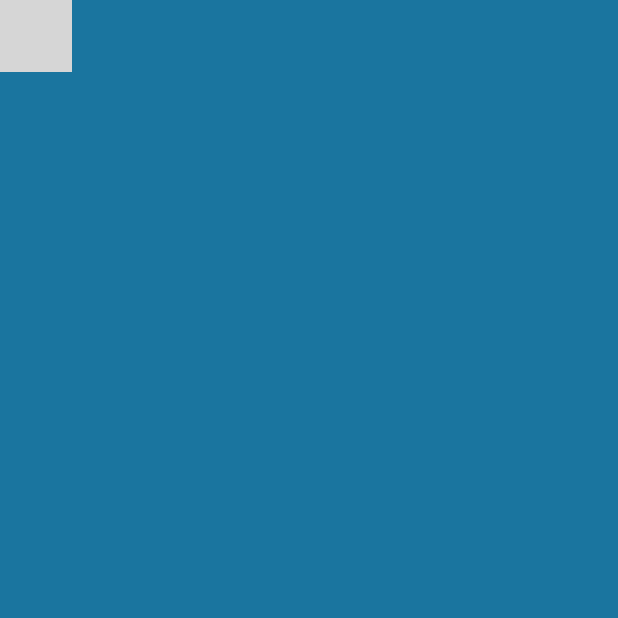
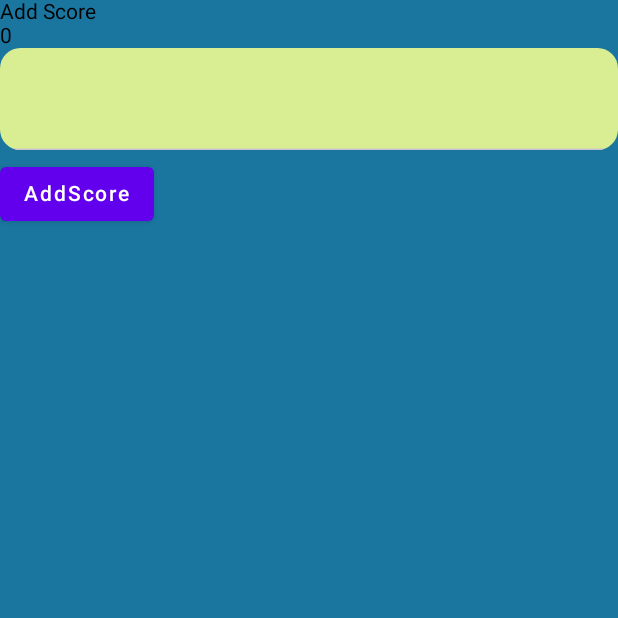
Before and after one commit to yeetboy02/CCL3-QuickMaths, an Android app built with Jetpack Compose: the addScore screen opened through its navigation route, on a phone screen of 412 x 824 dp, the top half of it. Run offline under Robolectric (Android 15) with nearby library versions, the light colour scheme and no system bars; grey boxes are pictures that could not be loaded.

Commit message:
Created AddScore Functionality

```diff
--- a/app/src/main/java/com/cc221010/quickmaths/ui/composables/AddScore.kt
+++ b/app/src/main/java/com/cc221010/quickmaths/ui/composables/AddScore.kt
@@ -1 +1,126 @@
 package com.cc221010.quickmaths.ui.composables
+
+import android.os.Build
+import androidx.annotation.RequiresApi
+import androidx.compose.foundation.layout.Column
+import androidx.compose.foundation.layout.Row
+import androidx.compose.foundation.layout.fillMaxSize
+import androidx.compose.foundation.layout.fillMaxWidth
+import androidx.compose.foundation.layout.height
+import androidx.compose.foundation.layout.padding
+import androidx.compose.foundation.shape.RoundedCornerShape
+import androidx.compose.foundation.text.KeyboardActions
+import androidx.compose.foundation.text.KeyboardOptions
+import androidx.compose.material.Button
+import androidx.compose.material.Text
+import androidx.compose.material3.ExperimentalMaterial3Api
+import androidx.compose.material3.MaterialTheme
+import androidx.compose.material3.TextField
+import androidx.compose.material3.TextFieldDefaults
+import androidx.compose.runtime.Composable
+import androidx.compose.runtime.collectAsState
+import androidx.compose.runtime.getValue
+import androidx.compose.runtime.mutableStateOf
+import androidx.compose.runtime.remember
+import androidx.compose.runtime.saveable.rememberSaveable
+import androidx.compose.runtime.setValue
+import androidx.compose.ui.Modifier
+import androidx.compose.ui.geometry.Offset
+import androidx.compose.ui.graphics.Shadow
+import androidx.compose.ui.text.TextStyle
+import androidx.compose.ui.text.input.ImeAction
+import androidx.compose.ui.text.input.KeyboardType
+import androidx.compose.ui.text.input.TextFieldValue
+import androidx.compose.ui.unit.dp
+import androidx.compose.ui.unit.sp
+import androidx.navigation.NavController
+import com.cc221010.quickmaths.data.models.score
+import com.cc221010.quickmaths.ui.gameViewModel
+import com.cc221010.quickmaths.ui.mainViewModel
+import java.time.LocalDateTime
+
+@OptIn(ExperimentalMaterial3Api::class)
+@RequiresApi(Build.VERSION_CODES.O)
+@Composable
+fun AddScore(mainViewModel:mainViewModel, gameViewModel:gameViewModel, navController:NavController) {
+    val gameState = gameViewModel.gameViewState.collectAsState();
+
+    val totalPoints by remember { mutableStateOf(gameState.value.totalPoints) };
+    var name by rememberSaveable(stateSaver = TextFieldValue.Saver) { mutableStateOf(TextFieldValue("")) };
+    var nameEmptyError by remember { mutableStateOf(false) };
+
+    gameViewModel.resetGame();
+
+    Column(
+        modifier = Modifier.fillMaxSize()
+    ) {
+        Row() {
+            Text(text = "Add Score")
+        }
+        Row() {
+            Text(text = totalPoints.toString())
+        }
+        Row() {
+            TextField(
+                modifier = Modifier
+                    .fillMaxWidth()
+                    .height(73.dp)
+                    .padding(bottom = 5.dp),
+                colors = TextFieldDefaults.textFieldColors(containerColor = MaterialTheme.colorScheme.primary),
+                value = name,
+                textStyle = TextStyle(
+                    color = MaterialTheme.colorScheme.background,
+                    shadow = Shadow(
+                        color = MaterialTheme.colorScheme.tertiary,
+                        offset = Offset(0f, 5f),
+                        blurRadius = 0f
+                    ),
+                    fontSize = 30.sp
+                ),
+                keyboardOptions = KeyboardOptions(imeAction = ImeAction.Done , keyboardType = KeyboardType.Number),
+                keyboardActions = KeyboardActions(
+                    onDone = {
+                        if (name.text.isEmpty()) {
+                            nameEmptyError = true;
+                        }
+                        else {
+                            nameEmptyError = false;
+                            mainViewModel.addScore(score(name = name.text, points = totalPoints, date = LocalDateTime.now()));
+                            navController.navigate(Screen.Highscores.route);
+                        }
+                    }
+                ),
+                singleLine = true,
+                shape = RoundedCornerShape(20),
+                onValueChange = { newText ->
+                    if (newText.text.length <= 30) {
+                        name = newText
+                    }
+                },
+            )
+            if (nameEmptyError) {
+                Text(
+                    text = "The name can't be empty!",
+                    color = MaterialTheme.colorScheme.tertiary,
+                    fontSize = 15.sp
+                )
+            }
+        }
+        Row() {
+            Button(
+                onClick = {
+                    if (name.text.isEmpty()) {
+                        nameEmptyError = true;
+                    }
+                    else {
+                        nameEmptyError = false;
+                        mainViewModel.addScore(score(name = name.text, points = totalPoints, date = LocalDateTime.now()));
+                        navController.navigate(Screen.Highscores.route);
+                    }
+                }
+            ) {
+                Text(text = "AddScore")
+            }
+        }
+    }
+}
```
